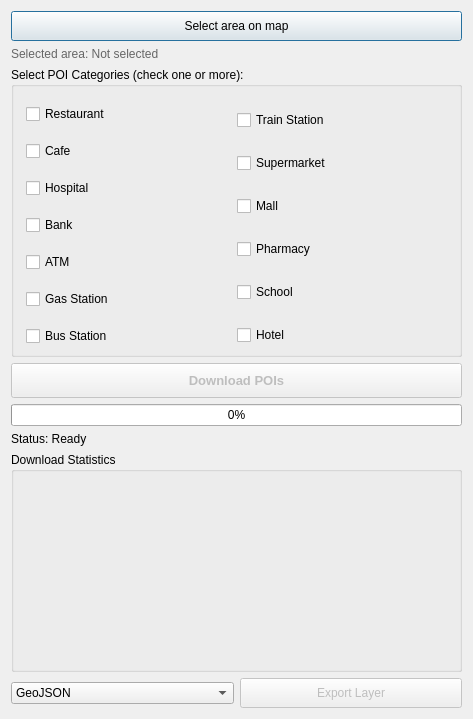
This is osm_poi_downloader/osm_poi_downloader_dialog_base.ui in pavlovicisidora/qgis-thesis as Qt 5 draws it before an edit. The edited form follows.
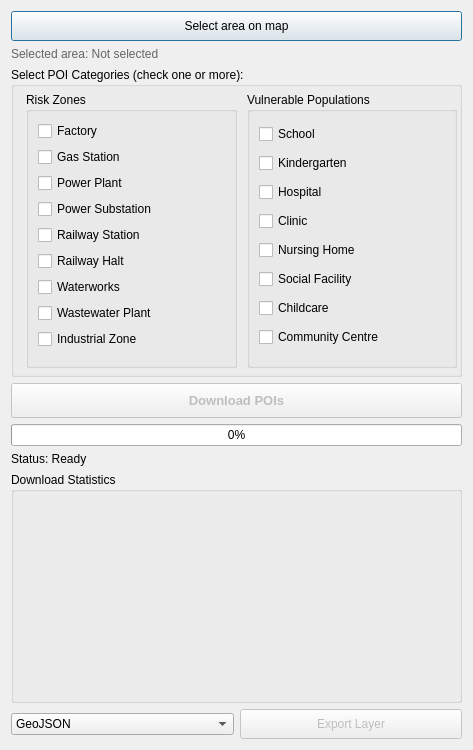
This is the edited form.

```diff
--- a/osm_poi_downloader/osm_poi_downloader_dialog_base.ui
+++ b/osm_poi_downloader/osm_poi_downloader_dialog_base.ui
@@ -7,7 +7,7 @@
     <x>0</x>
     <y>0</y>
     <width>473</width>
-    <height>664</height>
+    <height>750</height>
    </rect>
   </property>
   <property name="windowTitle">
@@ -48,13 +48,13 @@
      <property name="minimumSize">
       <size>
        <width>0</width>
-       <height>290</height>
+       <height>310</height>
       </size>
      </property>
      <property name="maximumSize">
       <size>
        <width>16777215</width>
-       <height>290</height>
+       <height>310</height>
       </size>
      </property>
      <property name="title">
@@ -65,8 +65,8 @@
        <rect>
         <x>10</x>
         <y>20</y>
-        <width>421</width>
-        <height>281</height>
+        <width>441</width>
+        <height>286</height>
        </rect>
       </property>
       <layout class="QHBoxLayout" name="horizontalLayout_2">
@@ -86,45 +86,15 @@
         <number>5</number>
        </property>
        <item>
+        <widget class="QGroupBox" name="groupBox_riskZones">
+         <property name="title">
+          <string>Risk Zones</string>
+         </property>
         <layout class="QVBoxLayout" name="verticalLayout_2">
-         <property name="spacing">
-          <number>5</number>
-         </property>
-         <property name="sizeConstraint">
-          <enum>QLayout::SetMaximumSize</enum>
-         </property>
          <item>
           <widget class="QCheckBox" name="checkBox_restaurant">
            <property name="text">
-            <string>Restaurant</string>
-           </property>
-          </widget>
-         </item>
-         <item>
-          <widget class="QCheckBox" name="checkBox_cafe">
-           <property name="text">
-            <string>Cafe</string>
-           </property>
-          </widget>
-         </item>
-         <item>
-          <widget class="QCheckBox" name="checkBox_hospital">
-           <property name="text">
-            <string>Hospital</string>
-           </property>
-          </widget>
-         </item>
-         <item>
-          <widget class="QCheckBox" name="checkBox_bank">
-           <property name="text">
-            <string>Bank</string>
-           </property>
-          </widget>
-         </item>
-         <item>
-          <widget class="QCheckBox" name="checkBox_atm">
-           <property name="text">
-            <string>ATM</string>
+             <string>Factory</string>
            </property>
           </widget>
          </item>
@@ -138,48 +108,61 @@
          <item>
           <widget class="QCheckBox" name="checkBox_busStation">
            <property name="text">
-            <string>Bus Station</string>
+             <string>Power Plant</string>
+            </property>
+           </widget>
+          </item>
+          <item>
+           <widget class="QCheckBox" name="checkBox_powerSubstation">
+            <property name="text">
+             <string>Power Substation</string>
+            </property>
+           </widget>
+          </item>
+          <item>
+           <widget class="QCheckBox" name="checkBox_railwayStation">
+            <property name="text">
+             <string>Railway Station</string>
+            </property>
+           </widget>
+          </item>
+          <item>
+           <widget class="QCheckBox" name="checkBox_railwayHalt">
+            <property name="text">
+             <string>Railway Halt</string>
+            </property>
+           </widget>
+          </item>
+          <item>
+           <widget class="QCheckBox" name="checkBox_waterworks">
+            <property name="text">
+             <string>Waterworks</string>
+            </property>
+           </widget>
+          </item>
+          <item>
+           <widget class="QCheckBox" name="checkBox_wastewaterPlant">
+            <property name="text">
+             <string>Wastewater Plant</string>
+            </property>
+           </widget>
+          </item>
+          <item>
+           <widget class="QCheckBox" name="checkBox_industrialZone">
+            <property name="text">
+             <string>Industrial Zone</string>
            </property>
           </widget>
          </item>
         </layout>
+        </widget>
        </item>
        <item>
+        <widget class="QGroupBox" name="groupBox_vulnerablePopulations">
+         <property name="title">
+          <string>Vulnerable Populations</string>
+         </property>
         <layout class="QVBoxLayout" name="verticalLayout_3">
-         <property name="spacing">
-          <number>5</number>
-         </property>
-         <property name="sizeConstraint">
-          <enum>QLayout::SetMaximumSize</enum>
-         </property>
-         <item>
-          <widget class="QCheckBox" name="checkBox_trainStation">
-           <property name="text">
-            <string>Train Station</string>
-           </property>
-          </widget>
-         </item>
-         <item>
-          <widget class="QCheckBox" name="checkBox_supermarket">
-           <property name="text">
-            <string>Supermarket</string>
-           </property>
-          </widget>
-         </item>
-         <item>
-          <widget class="QCheckBox" name="checkBox_mall">
-           <property name="text">
-            <string>Mall</string>
-           </property>
-          </widget>
-         </item>
-         <item>
-          <widget class="QCheckBox" name="checkBox_pharmacy">
-           <property name="text">
-            <string>Pharmacy</string>
-           </property>
-          </widget>
-         </item>
          <item>
           <widget class="QCheckBox" name="checkBox_school">
            <property name="text">
@@ -190,11 +173,54 @@
          <item>
           <widget class="QCheckBox" name="checkBox_hotel">
            <property name="text">
-            <string>Hotel</string>
+             <string>Kindergarten</string>
+            </property>
+           </widget>
+          </item>
+          <item>
+           <widget class="QCheckBox" name="checkBox_hospital">
+            <property name="text">
+             <string>Hospital</string>
+            </property>
+           </widget>
+          </item>
+          <item>
+           <widget class="QCheckBox" name="checkBox_clinic">
+            <property name="text">
+             <string>Clinic</string>
+            </property>
+           </widget>
+          </item>
+          <item>
+           <widget class="QCheckBox" name="checkBox_nursingHome">
+            <property name="text">
+             <string>Nursing Home</string>
+            </property>
+           </widget>
+          </item>
+          <item>
+           <widget class="QCheckBox" name="checkBox_socialFacility">
+            <property name="text">
+             <string>Social Facility</string>
+            </property>
+           </widget>
+          </item>
+          <item>
+           <widget class="QCheckBox" name="checkBox_childcare">
+            <property name="text">
+             <string>Childcare</string>
+            </property>
+           </widget>
+          </item>
+          <item>
+           <widget class="QCheckBox" name="checkBox_communityCentre">
+            <property name="text">
+             <string>Community Centre</string>
            </property>
           </widget>
          </item>
         </layout>
+        </widget>
        </item>
       </layout>
      </widget>
```
Left out of the diff: 6 changed lines with no effect on the pictures. Lines whose indentation alone changed are shown as unchanged.
